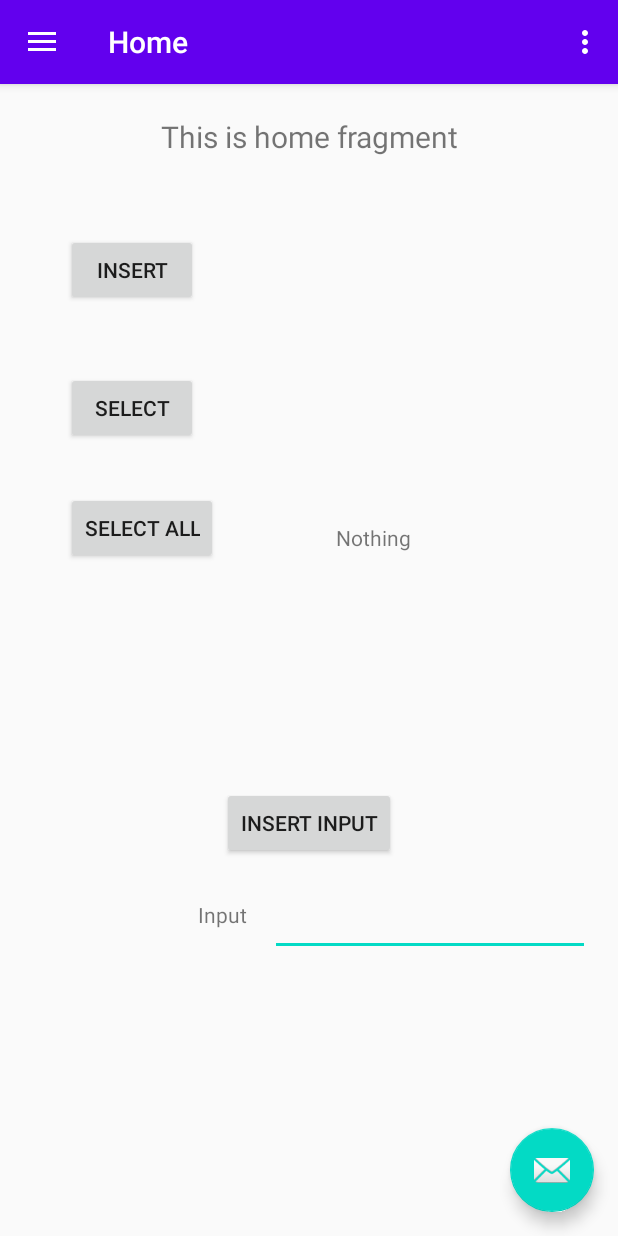
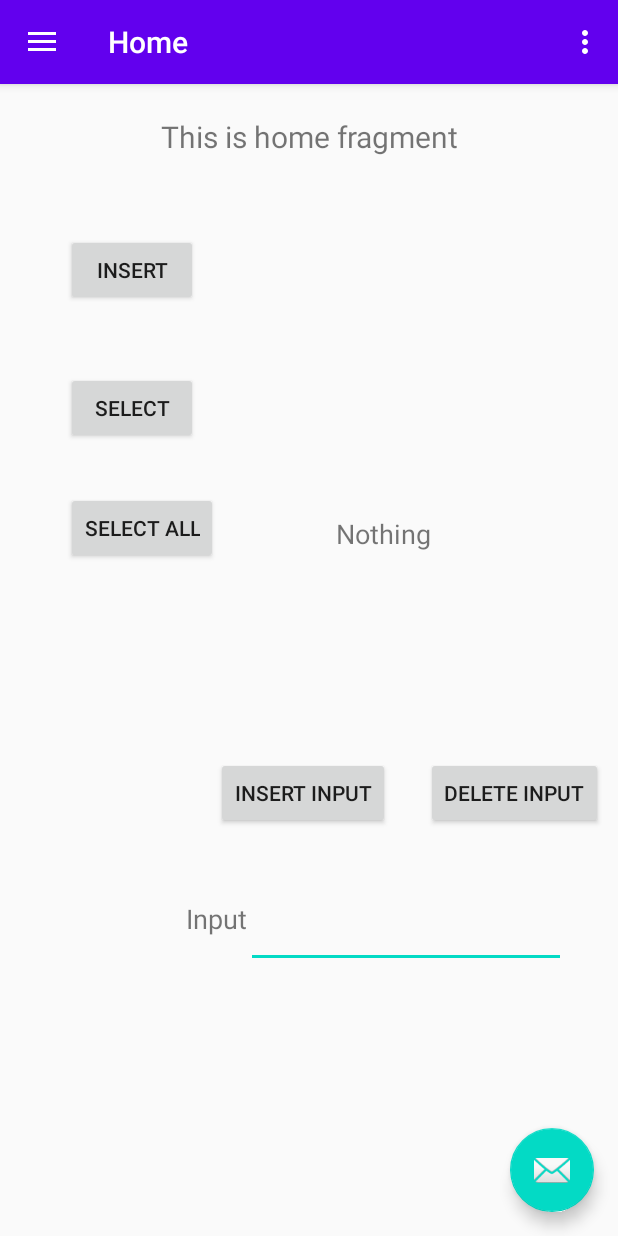
Before and after one commit to h3xduck/Greta, an Android app: the screen it shows after launch (MainActivity), on a phone screen of 412 x 824 dp. Run offline under Robolectric (Android 15) with nearby library versions, the phone set to English and light mode, and no system bars; our stand-ins replace navigation-ui; libraries missing offline, so code that uses them is left out: com.raizlabs.android; 2 statements that could not run were skipped.

Commit message:
Added delete functionality

```diff
--- a/app/src/main/res/layout/fragment_home.xml
+++ b/app/src/main/res/layout/fragment_home.xml
@@ -68,8 +68,8 @@
         android:id="@+id/inputText"
         android:layout_width="wrap_content"
         android:layout_height="wrap_content"
-        android:layout_marginStart="180dp"
-        android:layout_marginTop="536dp"
+        android:layout_marginStart="164dp"
+        android:layout_marginTop="544dp"
         android:ems="10"
         android:inputType="textPersonName"
         app:layout_constraintStart_toStartOf="parent"
@@ -79,8 +79,8 @@
         android:id="@+id/inputBut"
         android:layout_width="wrap_content"
         android:layout_height="wrap_content"
-        android:layout_marginStart="148dp"
-        android:layout_marginTop="420dp"
+        android:layout_marginStart="144dp"
+        android:layout_marginTop="400dp"
         android:text="Insert Input"
         app:layout_constraintStart_toStartOf="parent"
         app:layout_constraintTop_toBottomOf="@+id/text_home" />
@@ -89,10 +89,20 @@
         android:id="@+id/textView2"
         android:layout_width="wrap_content"
         android:layout_height="wrap_content"
-        android:layout_marginStart="132dp"
+        android:layout_marginStart="124dp"
         android:layout_marginTop="224dp"
         android:text="Input"
         app:layout_constraintStart_toStartOf="parent"
         app:layout_constraintTop_toBottomOf="@+id/selectAll" />
 
+    <Button
+        android:id="@+id/deleteBut"
+        android:layout_width="wrap_content"
+        android:layout_height="wrap_content"
+        android:layout_marginStart="24dp"
+        android:layout_marginTop="400dp"
+        android:text="Delete Input"
+        app:layout_constraintStart_toEndOf="@+id/inputBut"
+        app:layout_constraintTop_toBottomOf="@+id/text_home" />
+
 </androidx.constraintlayout.widget.ConstraintLayout>
--- a/app/src/main/res/values/strings.xml
+++ b/app/src/main/res/values/strings.xml
@@ -2,8 +2,8 @@
     <string name="app_name">Greta</string>
     <string name="navigation_drawer_open">Open navigation drawer</string>
     <string name="navigation_drawer_close">Close navigation drawer</string>
-    <string name="nav_header_title">Android Studio</string>
-    <string name="nav_header_subtitle">android.studio@android.com</string>
+    <string name="nav_header_title">Greta</string>
+    <string name="nav_header_subtitle">marcossanchezbajo@gmail.com</string>
     <string name="nav_header_desc">Navigation header</string>
     <string name="action_settings">Settings</string>
 
--- a/app/src/main/res/values/styles.xml
+++ b/app/src/main/res/values/styles.xml
@@ -6,6 +6,11 @@
         <item name="colorPrimary">@color/colorPrimary</item>
         <item name="colorPrimaryDark">@color/colorPrimaryDark</item>
         <item name="colorAccent">@color/colorAccent</item>
+        <item name="android:textViewStyle">@style/MyTextView</item>
+    </style>
+
+    <style name="MyTextView" parent="android:Widget.TextView">
+        <item name="android:textSize">18sp</item>
     </style>
 
     <style name="AppTheme.NoActionBar">
```
Also changed, not shown: app/src/main/java/com/marsanpat/greta/ui/home/HomeFragment.java (+20 -0 lines).
